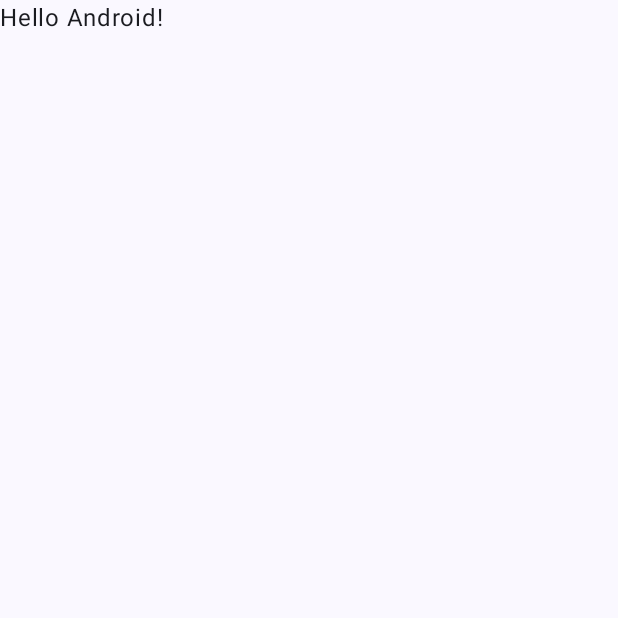
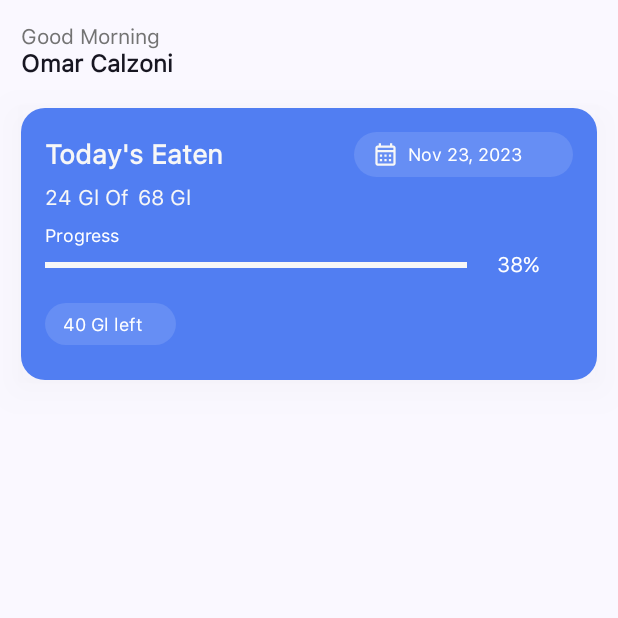
Before and after one commit to hihasan/sugr, an Android app built with Jetpack Compose: the screen it shows after launch (MainActivity), on a phone screen of 412 x 824 dp, the top half of it. Before the commit the part shown is almost empty. Run offline under Robolectric (Android 15) with nearby library versions, the phone set to English and light mode, and no system bars.

Commit message:
Home Screen Card Design

```diff
--- a/app/src/main/java/xyz/hihasan/sugr/MainActivity.kt
+++ b/app/src/main/java/xyz/hihasan/sugr/MainActivity.kt
@@ -11,6 +11,7 @@ import androidx.compose.runtime.Composable
 import androidx.compose.ui.Modifier
 import androidx.compose.ui.tooling.preview.Preview
 import xyz.hihasan.sugr.ui.theme.SugrTheme
+import xyz.hihasan.sugr.ui.views.home.HomeScreen
 
 class MainActivity : ComponentActivity() {
     override fun onCreate(savedInstanceState: Bundle?) {
@@ -22,25 +23,9 @@ class MainActivity : ComponentActivity() {
                     modifier = Modifier.fillMaxSize(),
                     color = MaterialTheme.colorScheme.background
                 ) {
-                    Greeting("Android")
+                   HomeScreen()
                 }
             }
         }
     }
 }
-
-@Composable
-fun Greeting(name: String, modifier: Modifier = Modifier) {
-    Text(
-        text = "Hello $name!",
-        modifier = modifier
-    )
-}
-
-@Preview(showBackground = true)
-@Composable
-fun GreetingPreview() {
-    SugrTheme {
-        Greeting("Android")
-    }
-}
--- a/app/src/main/java/xyz/hihasan/sugr/ui/theme/Color.kt
+++ b/app/src/main/java/xyz/hihasan/sugr/ui/theme/Color.kt
@@ -9,3 +9,8 @@ val Pink80 = Color(0xFFEFB8C8)
 val Purple40 = Color(0xFF6650a4)
 val PurpleGrey40 = Color(0xFF625b71)
 val Pink40 = Color(0xFF7D5260)
+
+val colorAsh = Color(0xFF737373)
+val colorBlack = Color(0xFF171621)
+val colorWhite = Color(0xFFF7F7F7)
+val colorPrimary = Color(0xFF517EF2)
--- a/app/src/main/java/xyz/hihasan/sugr/ui/views/home/HomeScreen.kt
+++ b/app/src/main/java/xyz/hihasan/sugr/ui/views/home/HomeScreen.kt
@@ -1,4 +1,54 @@
 package xyz.hihasan.sugr.ui.views.home
 
-class HomeScreen {
+import android.content.res.Configuration
+import androidx.compose.foundation.background
+import androidx.compose.foundation.layout.Arrangement
+import androidx.compose.foundation.layout.Box
+import androidx.compose.foundation.layout.Column
+import androidx.compose.foundation.layout.Row
+import androidx.compose.foundation.layout.fillMaxSize
+import androidx.compose.foundation.layout.fillMaxWidth
+import androidx.compose.foundation.layout.height
+import androidx.compose.foundation.layout.padding
+import androidx.compose.foundation.layout.width
+import androidx.compose.foundation.shape.RoundedCornerShape
+import androidx.compose.material.icons.Icons
+import androidx.compose.material.icons.outlined.CalendarMonth
+import androidx.compose.material3.Icon
+import androidx.compose.material3.Text
+import androidx.compose.runtime.Composable
+import androidx.compose.ui.Alignment
+import androidx.compose.ui.Modifier
+import androidx.compose.ui.draw.shadow
+import androidx.compose.ui.graphics.Color
+import androidx.compose.ui.text.TextStyle
+import androidx.compose.ui.text.font.Font
+import androidx.compose.ui.text.font.FontFamily
+import androidx.compose.ui.text.font.FontWeight
+import androidx.compose.ui.tooling.preview.Preview
+import androidx.compose.ui.unit.dp
+import androidx.compose.ui.unit.sp
+import xyz.hihasan.sugr.R
+import xyz.hihasan.sugr.ui.theme.colorPrimary
+import xyz.hihasan.sugr.ui.theme.colorWhite
+import xyz.hihasan.sugr.ui.views.home.component.HeaderSection
+import xyz.hihasan.sugr.ui.views.home.component.HomeHeaderCardSection
+
+@Composable
+fun HomeScreen() {
+    Column(
+        modifier = Modifier
+            .fillMaxWidth()
+            .padding(top = 16.dp, start = 14.dp, end = 14.dp)
+    ) {
+        HeaderSection()
+        HomeHeaderCardSection()
+    }
 }
+
+@Preview(showBackground = true, showSystemUi = true)
+@Preview(uiMode = Configuration.UI_MODE_NIGHT_YES, showBackground = true)
+@Composable
+fun HomeScreenPreview() {
+    HomeScreen()
+}
--- /dev/null
+++ b/app/src/main/java/xyz/hihasan/sugr/ui/views/home/component/HeaderSection.kt
@@ -0,0 +1,45 @@
+package xyz.hihasan.sugr.ui.views.home.component
+
+import androidx.compose.foundation.layout.Column
+import androidx.compose.foundation.layout.padding
+import androidx.compose.material3.Text
+import androidx.compose.runtime.Composable
+import androidx.compose.ui.Modifier
+import androidx.compose.ui.text.TextStyle
+import androidx.compose.ui.text.font.Font
+import androidx.compose.ui.text.font.FontFamily
+import androidx.compose.ui.text.font.FontWeight
+import androidx.compose.ui.unit.dp
+import androidx.compose.ui.unit.sp
+import xyz.hihasan.sugr.R
+import xyz.hihasan.sugr.ui.theme.colorAsh
+import xyz.hihasan.sugr.ui.theme.colorBlack
+
+@Composable
+fun HeaderSection() {
+    Column (modifier = Modifier.padding(bottom = 20.dp)){
+        Text(
+            text = "Good Morning",
+            style = TextStyle(
+                fontSize = 14.sp,
+                lineHeight = 22.sp,
+                fontFamily = FontFamily(Font(R.font.sf_pro_text)),
+                fontWeight = FontWeight(400),
+                color = colorAsh,
+            )
+        )
+
+        Text(
+            text = "Omar Calzoni",
+
+            // Body Text/Inter/Semi Bold/16
+            style = TextStyle(
+                fontSize = 16.sp,
+                lineHeight = 22.sp,
+                fontFamily = FontFamily(Font(R.font.sf_pro_text)),
+                fontWeight = FontWeight(600),
+                color = colorBlack,
+            )
+        )
+    }
+}
--- /dev/null
+++ b/app/src/main/java/xyz/hihasan/sugr/ui/views/home/component/HomeHeaderCardSection.kt
@@ -0,0 +1,189 @@
+package xyz.hihasan.sugr.ui.views.home.component
+
+import androidx.compose.foundation.background
+import androidx.compose.foundation.layout.Arrangement
+import androidx.compose.foundation.layout.Box
+import androidx.compose.foundation.layout.Column
+import androidx.compose.foundation.layout.Row
+import androidx.compose.foundation.layout.fillMaxSize
+import androidx.compose.foundation.layout.fillMaxWidth
+import androidx.compose.foundation.layout.height
+import androidx.compose.foundation.layout.padding
+import androidx.compose.foundation.layout.width
+import androidx.compose.foundation.shape.RoundedCornerShape
+import androidx.compose.material.icons.Icons
+import androidx.compose.material.icons.outlined.CalendarMonth
+import androidx.compose.material3.Icon
+import androidx.compose.material3.Text
+import androidx.compose.runtime.Composable
+import androidx.compose.ui.Alignment
+import androidx.compose.ui.Modifier
+import androidx.compose.ui.draw.shadow
+import androidx.compose.ui.graphics.Color
+import androidx.compose.ui.text.TextStyle
+import androidx.compose.ui.text.font.Font
+import androidx.compose.ui.text.font.FontFamily
+import androidx.compose.ui.text.font.FontWeight
+import androidx.compose.ui.unit.dp
+import androidx.compose.ui.unit.sp
+import xyz.hihasan.sugr.R
+import xyz.hihasan.sugr.ui.theme.colorPrimary
+import xyz.hihasan.sugr.ui.theme.colorWhite
+
+@Composable
+fun HomeHeaderCardSection() {
+    Box(
+        modifier = Modifier
+            .fillMaxWidth()
+            .height(181.dp)
+            .shadow(
+                elevation = 16.dp,
+                spotColor = Color(0x26000000),
+                ambientColor = Color(0x26000000)
+            )
+
+            .background(color = colorPrimary, shape = RoundedCornerShape(size = 16.dp))
+    ) {
+        Column(
+            modifier = Modifier
+                .fillMaxSize()
+                .padding(16.dp)
+        ) {
+            Row(
+                modifier = Modifier.fillMaxWidth(),
+                verticalAlignment = Alignment.CenterVertically,
+                horizontalArrangement = Arrangement.SpaceBetween
+            ) {
+                Text(
+                    text = "Today's Eaten",
+                    style = TextStyle(
+                        fontSize = 18.sp,
+                        lineHeight = 26.sp,
+                        fontFamily = FontFamily(Font(R.font.sf_pro_text)),
+                        fontWeight = FontWeight(600),
+                        color = Color(0xFFF7F7F7),
+                    )
+                )
+
+                Row(
+                    modifier = Modifier
+                        .width(146.dp)
+                        .height(30.dp)
+                        .background(
+                            color = Color(0x1FFFFFFF),
+                            shape = RoundedCornerShape(size = 20.dp)
+                        )
+                        .padding(start = 12.dp, top = 6.dp, end = 12.dp, bottom = 6.dp),
+                    horizontalArrangement = Arrangement.spacedBy(6.dp, Alignment.Start),
+                    verticalAlignment = Alignment.CenterVertically,
+                ) {
+                    Icon(
+                        imageVector = Icons.Outlined.CalendarMonth,
+                        contentDescription = null,
+                        tint = colorWhite
+                    )
+
+                    Text(
+                        text = "Nov 23, 2023",
+                        style = TextStyle(
+                            fontSize = 12.sp,
+                            lineHeight = 16.sp,
+                            fontFamily = FontFamily(Font(R.font.sf_pro_text)),
+                            fontWeight = FontWeight(400),
+                            color = Color(0xFFFFFFFF),
+                        )
+                    )
+                }
+            }
+
+            Row(
+                modifier = Modifier
+                    .fillMaxWidth()
+                    .padding(top = 5.dp, bottom = 10.dp),
+                verticalAlignment = Alignment.CenterVertically,
+            ) {
+                Text(
+                    text = "24 Gl Of",
+                    style = TextStyle(
+                        fontSize = 14.sp,
+                        lineHeight = 22.sp,
+                        fontFamily = FontFamily(Font(R.font.sf_pro_text)),
+                        fontWeight = FontWeight(500),
+                        color = colorWhite,
+                    )
+                )
+
+                Text(
+                    text = "68 Gl",
+                    style = TextStyle(
+                        fontSize = 14.sp,
+                        lineHeight = 22.sp,
+                        fontFamily = FontFamily(Font(R.font.sf_pro_text)),
+                        fontWeight = FontWeight(400),
+                        color = colorWhite,
+                    ),
+                    modifier = Modifier.padding(start = 6.dp)
+                )
+            }
+
+            Text(
+                text = "Progress",
+
+                // Body Text/Inter/Regular/12
+                style = TextStyle(
+                    fontSize = 12.sp,
+                    lineHeight = 16.sp,
+                    fontFamily = FontFamily(Font(R.font.sf_pro_text)),
+                    fontWeight = FontWeight(400),
+                    color = Color(0xFFFFFFFF),
+                )
+            )
+
+            Row(
+                modifier = Modifier
+                    .fillMaxWidth()
+                    .padding(top = 4.dp, bottom = 17.dp),
+                horizontalArrangement = Arrangement.spacedBy(10.dp, Alignment.Start),
+                verticalAlignment = Alignment.CenterVertically,
+            ) {
+                Box(modifier = Modifier.fillMaxWidth(0.8f).height(4.dp).background(colorWhite))
+                Text(
+                    text = "38%",
+                    // Body Text/Inter/Medium/14
+                    style = TextStyle(
+                        fontSize = 14.sp,
+                        lineHeight = 22.sp,
+                        fontFamily = FontFamily(Font(R.font.sf_pro_text)),
+                        fontWeight = FontWeight(500),
+                        color = Color(0xFFFFFFFF),
+                    ),
+                    modifier = Modifier.padding(start = 10.dp)
+                )
+            }
+
+            Row(
+                modifier = Modifier
+                    .width(87.dp)
+                    .height(28.dp)
+                    .background(color = Color(0x1FFFFFFF), shape = RoundedCornerShape(size = 20.dp))
+                    .padding(start = 12.dp, top = 6.dp, end = 12.dp, bottom = 6.dp),
+                horizontalArrangement = Arrangement.spacedBy(6.dp, Alignment.Start),
+                verticalAlignment = Alignment.CenterVertically,
+            ) {
+                Text(
+                    text = "40 Gl left",
+
+                    // Body Text/Inter/Regular/12
+                    style = TextStyle(
+                        fontSize = 12.sp,
+                        lineHeight = 16.sp,
+                        fontFamily = FontFamily(Font(R.font.sf_pro_text)),
+                        fontWeight = FontWeight(400),
+                        color = Color(0xFFFFFFFF),
+                    )
+                )
+            }
+        }
+
+    }
+}
--- a/build.gradle.kts
+++ b/build.gradle.kts
@@ -2,4 +2,6 @@
 plugins {
     id("com.android.application") version "8.2.0" apply false
     id("org.jetbrains.kotlin.android") version "1.9.0" apply false
+    id("com.google.dagger.hilt.android") version "2.49" apply false
+    id("com.android.library") version "8.2.0" apply false
 }
```
Also changed, not shown: app/build.gradle.kts (+47 -3 lines), app/src/main/res/font/sf_pro_text.otf (added).
